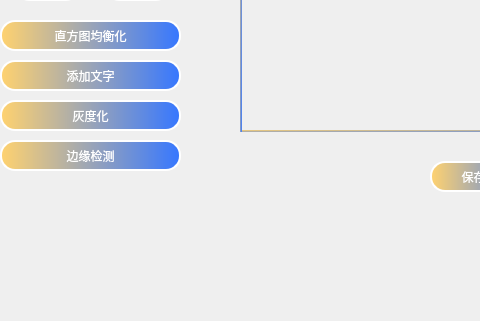
Before: the Qt Designer form qt_demo/mainwindow.ui in Signal-groupproject/digital_signal, drawn with Qt 5; both pictures show x 0 to 480 and y 319 to 640 of the 1133 by 752 pixel window.
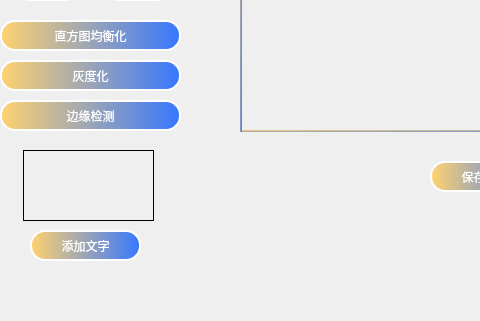
After: the same form once the commit is applied. Icons and pictures are not drawn.

Commit message: update ui 文字框

Patch:
```diff
--- a/qt_demo/mainwindow.ui
+++ b/qt_demo/mainwindow.ui
@@ -396,9 +396,9 @@
     <widget class="QPushButton" name="addText">
      <property name="geometry">
       <rect>
-       <x>0</x>
-       <y>360</y>
-       <width>181</width>
+       <x>30</x>
+       <y>530</y>
+       <width>111</width>
        <height>31</height>
       </rect>
      </property>
@@ -437,7 +437,7 @@
      <property name="geometry">
       <rect>
        <x>0</x>
-       <y>400</y>
+       <y>360</y>
        <width>181</width>
        <height>31</height>
       </rect>
@@ -477,7 +477,7 @@
      <property name="geometry">
       <rect>
        <x>0</x>
-       <y>440</y>
+       <y>400</y>
        <width>181</width>
        <height>31</height>
       </rect>
@@ -513,6 +513,19 @@
       <bool>false</bool>
      </property>
     </widget>
+    <widget class="QTextEdit" name="textEdit">
+     <property name="geometry">
+      <rect>
+       <x>23</x>
+       <y>450</y>
+       <width>131</width>
+       <height>71</height>
+      </rect>
+     </property>
+     <property name="styleSheet">
+      <string notr="true">border: 1px solid black;</string>
+     </property>
+    </widget>
    </widget>
   </widget>
   <widget class="QWidget" name="widget" native="true">
```
The commit also changes 3 other files.
